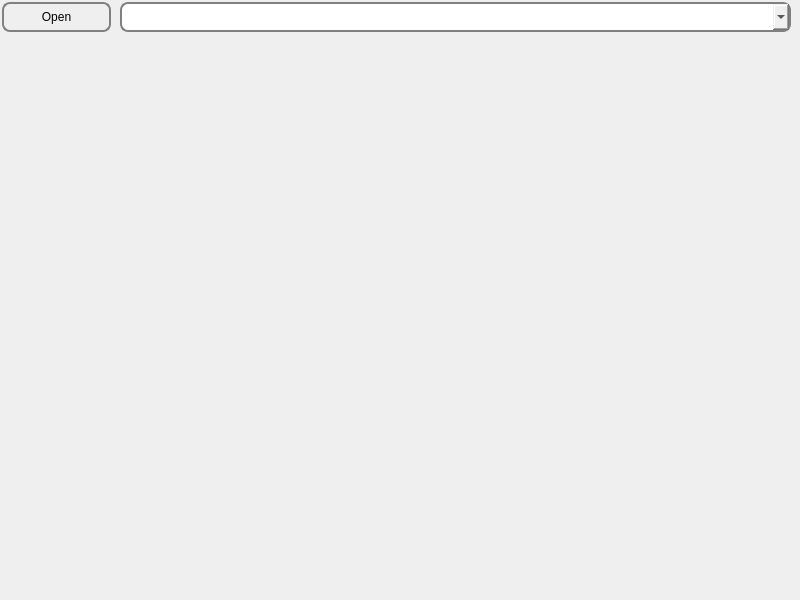
Above: src/view/s21_view.ui from AlexeyGordiychenko/scp_maze before the change. Below: the same form after it.
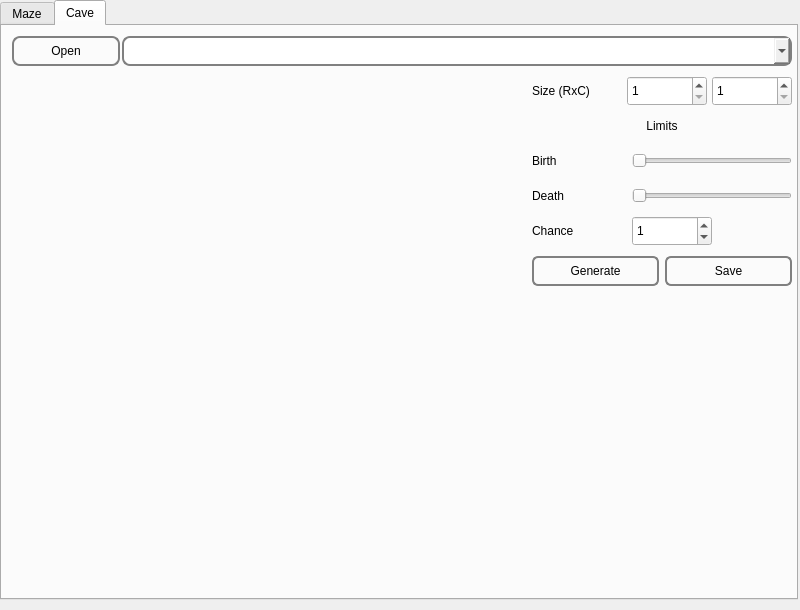
That is the form after the change. Icons and pictures are not drawn. Custom widgets are drawn as their Qt base class.

Commit message: Add UI for caves and maze generation/saving

The edit to the form file:
```diff
--- a/src/view/s21_view.ui
+++ b/src/view/s21_view.ui
@@ -7,7 +7,7 @@
     <x>0</x>
     <y>0</y>
     <width>800</width>
-    <height>600</height>
+    <height>610</height>
    </rect>
   </property>
   <property name="sizePolicy">
@@ -19,13 +19,13 @@
   <property name="minimumSize">
    <size>
     <width>800</width>
-    <height>600</height>
+    <height>610</height>
    </size>
   </property>
   <property name="maximumSize">
    <size>
     <width>800</width>
-    <height>600</height>
+    <height>610</height>
    </size>
   </property>
   <property name="windowTitle">
@@ -35,65 +35,483 @@
    <property name="minimumSize">
     <size>
      <width>800</width>
-     <height>590</height>
+     <height>600</height>
     </size>
    </property>
    <property name="maximumSize">
     <size>
      <width>800</width>
-     <height>590</height>
+     <height>600</height>
     </size>
    </property>
-   <widget class="QPushButton" name="openFile">
+   <widget class="QTabWidget" name="tabWidget">
     <property name="geometry">
      <rect>
-      <x>2</x>
-      <y>2</y>
-      <width>109</width>
-      <height>30</height>
+      <x>0</x>
+      <y>0</y>
+      <width>798</width>
+      <height>600</height>
      </rect>
     </property>
-    <property name="styleSheet">
-     <string notr="true">QPushButton {
+    <property name="currentIndex">
+     <number>1</number>
+    </property>
+    <widget class="QWidget" name="mazeTab">
+     <attribute name="title">
+      <string>Maze</string>
+     </attribute>
+     <widget class="QComboBox" name="mazeFilePath">
+      <property name="geometry">
+       <rect>
+        <x>120</x>
+        <y>10</y>
+        <width>670</width>
+        <height>30</height>
+       </rect>
+      </property>
+      <property name="styleSheet">
+       <string notr="true">QComboBox{
    border: 2px solid gray;
   border-radius: 8px;
 }</string>
-    </property>
-    <property name="text">
-     <string>Open</string>
-    </property>
-    <property name="default">
-     <bool>true</bool>
-    </property>
-   </widget>
-   <widget class="QComboBox" name="filePath">
-    <property name="geometry">
-     <rect>
-      <x>120</x>
-      <y>2</y>
-      <width>671</width>
-      <height>30</height>
-     </rect>
-    </property>
-    <property name="styleSheet">
-     <string notr="true">QComboBox{
+      </property>
+      <property name="currentText">
+       <string/>
+      </property>
+     </widget>
+     <widget class="s21::MazeWidget" name="mazeWidget" native="true">
+      <property name="geometry">
+       <rect>
+        <x>10</x>
+        <y>48</y>
+        <width>504</width>
+        <height>504</height>
+       </rect>
+      </property>
+     </widget>
+     <widget class="QPushButton" name="mazeOpenFile">
+      <property name="geometry">
+       <rect>
+        <x>10</x>
+        <y>10</y>
+        <width>108</width>
+        <height>30</height>
+       </rect>
+      </property>
+      <property name="styleSheet">
+       <string notr="true">QPushButton {
    border: 2px solid gray;
   border-radius: 8px;
 }</string>
-    </property>
-    <property name="currentText">
-     <string/>
-    </property>
-   </widget>
-   <widget class="s21::MazeWidget" name="mazeWidget" native="true">
-    <property name="geometry">
-     <rect>
-      <x>150</x>
-      <y>65</y>
-      <width>504</width>
-      <height>504</height>
-     </rect>
-    </property>
+      </property>
+      <property name="text">
+       <string>Open</string>
+      </property>
+      <property name="icon">
+       <iconset theme="folder-open">
+        <normaloff>.</normaloff>.</iconset>
+      </property>
+      <property name="default">
+       <bool>true</bool>
+      </property>
+     </widget>
+     <widget class="QLabel" name="mazeSizeLabel">
+      <property name="geometry">
+       <rect>
+        <x>530</x>
+        <y>50</y>
+        <width>90</width>
+        <height>30</height>
+       </rect>
+      </property>
+      <property name="text">
+       <string>Size (RxC)</string>
+      </property>
+     </widget>
+     <widget class="QDoubleSpinBox" name="mazeNumRows">
+      <property name="geometry">
+       <rect>
+        <x>625</x>
+        <y>50</y>
+        <width>80</width>
+        <height>30</height>
+       </rect>
+      </property>
+      <property name="decimals">
+       <number>0</number>
+      </property>
+      <property name="minimum">
+       <double>1.000000000000000</double>
+      </property>
+      <property name="maximum">
+       <double>50.000000000000000</double>
+      </property>
+      <property name="value">
+       <double>1.000000000000000</double>
+      </property>
+     </widget>
+     <widget class="QDoubleSpinBox" name="mazeNumCols">
+      <property name="geometry">
+       <rect>
+        <x>710</x>
+        <y>50</y>
+        <width>80</width>
+        <height>30</height>
+       </rect>
+      </property>
+      <property name="decimals">
+       <number>0</number>
+      </property>
+      <property name="minimum">
+       <double>1.000000000000000</double>
+      </property>
+      <property name="maximum">
+       <double>50.000000000000000</double>
+      </property>
+      <property name="value">
+       <double>1.000000000000000</double>
+      </property>
+     </widget>
+     <widget class="QPushButton" name="mazeGenerateBtn">
+      <property name="geometry">
+       <rect>
+        <x>530</x>
+        <y>90</y>
+        <width>127</width>
+        <height>30</height>
+       </rect>
+      </property>
+      <property name="styleSheet">
+       <string notr="true">QPushButton {
+   border: 2px solid gray;
+  border-radius: 6px;
+}</string>
+      </property>
+      <property name="text">
+       <string>Generate</string>
+      </property>
+      <property name="icon">
+       <iconset theme="system-run">
+        <normaloff>.</normaloff>.</iconset>
+      </property>
+      <property name="default">
+       <bool>true</bool>
+      </property>
+     </widget>
+     <widget class="QPushButton" name="mazeSave">
+      <property name="geometry">
+       <rect>
+        <x>663</x>
+        <y>90</y>
+        <width>127</width>
+        <height>30</height>
+       </rect>
+      </property>
+      <property name="styleSheet">
+       <string notr="true">QPushButton {
+   border: 2px solid gray;
+  border-radius: 6px;
+}</string>
+      </property>
+      <property name="text">
+       <string>Save</string>
+      </property>
+      <property name="icon">
+       <iconset theme="document-save">
+        <normaloff>.</normaloff>.</iconset>
+      </property>
+      <property name="default">
+       <bool>true</bool>
+      </property>
+     </widget>
+    </widget>
+    <widget class="QWidget" name="caveTab">
+     <attribute name="title">
+      <string>Cave</string>
+     </attribute>
+     <widget class="QComboBox" name="caveFilePath">
+      <property name="geometry">
+       <rect>
+        <x>120</x>
+        <y>10</y>
+        <width>670</width>
+        <height>30</height>
+       </rect>
+      </property>
+      <property name="styleSheet">
+       <string notr="true">QComboBox{
+   border: 2px solid gray;
+  border-radius: 8px;
+}</string>
+      </property>
+      <property name="currentText">
+       <string/>
+      </property>
+     </widget>
+     <widget class="QPushButton" name="caveGenerateBtn">
+      <property name="geometry">
+       <rect>
+        <x>530</x>
+        <y>230</y>
+        <width>127</width>
+        <height>30</height>
+       </rect>
+      </property>
+      <property name="styleSheet">
+       <string notr="true">QPushButton {
+   border: 2px solid gray;
+  border-radius: 6px;
+}</string>
+      </property>
+      <property name="text">
+       <string>Generate</string>
+      </property>
+      <property name="icon">
+       <iconset theme="system-run">
+        <normaloff>.</normaloff>.</iconset>
+      </property>
+      <property name="default">
+       <bool>true</bool>
+      </property>
+     </widget>
+     <widget class="QPushButton" name="caveSave">
+      <property name="geometry">
+       <rect>
+        <x>663</x>
+        <y>230</y>
+        <width>127</width>
+        <height>30</height>
+       </rect>
+      </property>
+      <property name="styleSheet">
+       <string notr="true">QPushButton {
+   border: 2px solid gray;
+  border-radius: 6px;
+}</string>
+      </property>
+      <property name="text">
+       <string>Save</string>
+      </property>
+      <property name="icon">
+       <iconset theme="document-save">
+        <normaloff>.</normaloff>.</iconset>
+      </property>
+      <property name="default">
+       <bool>true</bool>
+      </property>
+     </widget>
+     <widget class="QLabel" name="caveSizeLabel">
+      <property name="geometry">
+       <rect>
+        <x>530</x>
+        <y>50</y>
+        <width>90</width>
+        <height>30</height>
+       </rect>
+      </property>
+      <property name="text">
+       <string>Size (RxC)</string>
+      </property>
+     </widget>
+     <widget class="s21::CaveWidget" name="caveWidget" native="true">
+      <property name="geometry">
+       <rect>
+        <x>10</x>
+        <y>48</y>
+        <width>504</width>
+        <height>504</height>
+       </rect>
+      </property>
+     </widget>
+     <widget class="QPushButton" name="caveOpenFile">
+      <property name="geometry">
+       <rect>
+        <x>10</x>
+        <y>10</y>
+        <width>108</width>
+        <height>30</height>
+       </rect>
+      </property>
+      <property name="styleSheet">
+       <string notr="true">QPushButton {
+   border: 2px solid gray;
+  border-radius: 8px;
+}</string>
+      </property>
+      <property name="text">
+       <string>Open</string>
+      </property>
+      <property name="icon">
+       <iconset theme="folder-open">
+        <normaloff>.</normaloff>.</iconset>
+      </property>
+      <property name="default">
+       <bool>true</bool>
+      </property>
+     </widget>
+     <widget class="QDoubleSpinBox" name="caveNumCols">
+      <property name="geometry">
+       <rect>
+        <x>710</x>
+        <y>50</y>
+        <width>80</width>
+        <height>30</height>
+       </rect>
+      </property>
+      <property name="decimals">
+       <number>0</number>
+      </property>
+      <property name="minimum">
+       <double>1.000000000000000</double>
+      </property>
+      <property name="maximum">
+       <double>50.000000000000000</double>
+      </property>
+      <property name="value">
+       <double>1.000000000000000</double>
+      </property>
+     </widget>
+     <widget class="QDoubleSpinBox" name="caveNumRows">
+      <property name="geometry">
+       <rect>
+        <x>625</x>
+        <y>50</y>
+        <width>80</width>
+        <height>30</height>
+       </rect>
+      </property>
+      <property name="buttonSymbols">
+       <enum>QAbstractSpinBox::UpDownArrows</enum>
+      </property>
+      <property name="decimals">
+       <number>0</number>
+      </property>
+      <property name="minimum">
+       <double>1.000000000000000</double>
+      </property>
+      <property name="maximum">
+       <double>50.000000000000000</double>
+      </property>
+      <property name="value">
+       <double>1.000000000000000</double>
+      </property>
+     </widget>
+     <widget class="ValueSlider" name="horizontalSlider">
+      <property name="geometry">
+       <rect>
+        <x>630</x>
+        <y>125</y>
+        <width>160</width>
+        <height>20</height>
+       </rect>
+      </property>
+      <property name="maximum">
+       <number>7</number>
+      </property>
+      <property name="orientation">
+       <enum>Qt::Horizontal</enum>
+      </property>
+     </widget>
+     <widget class="QLabel" name="caveSizeLabel_2">
+      <property name="geometry">
+       <rect>
+        <x>530</x>
+        <y>85</y>
+        <width>260</width>
+        <height>30</height>
+       </rect>
+      </property>
+      <property name="text">
+       <string>Limits</string>
+      </property>
+      <property name="alignment">
+       <set>Qt::AlignCenter</set>
+      </property>
+     </widget>
+     <widget class="QLabel" name="caveSizeLabel_3">
+      <property name="geometry">
+       <rect>
+        <x>530</x>
+        <y>120</y>
+        <width>90</width>
+        <height>30</height>
+       </rect>
+      </property>
+      <property name="text">
+       <string>Birth</string>
+      </property>
+     </widget>
+     <widget class="QLabel" name="caveSizeLabel_4">
+      <property name="geometry">
+       <rect>
+        <x>530</x>
+        <y>155</y>
+        <width>90</width>
+        <height>30</height>
+       </rect>
+      </property>
+      <property name="text">
+       <string>Death</string>
+      </property>
+     </widget>
+     <widget class="ValueSlider" name="horizontalSlider_2">
+      <property name="geometry">
+       <rect>
+        <x>630</x>
+        <y>160</y>
+        <width>160</width>
+        <height>20</height>
+       </rect>
+      </property>
+      <property name="maximum">
+       <number>7</number>
+      </property>
+      <property name="orientation">
+       <enum>Qt::Horizontal</enum>
+      </property>
+     </widget>
+     <widget class="QLabel" name="caveSizeLabel_5">
+      <property name="geometry">
+       <rect>
+        <x>530</x>
+        <y>190</y>
+        <width>90</width>
+        <height>30</height>
+       </rect>
+      </property>
+      <property name="toolTip">
+       <string>The probability that a cell is alive at the initialization of a cave</string>
+      </property>
+      <property name="text">
+       <string>Chance</string>
+      </property>
+     </widget>
+     <widget class="QDoubleSpinBox" name="caveNumRows_2">
+      <property name="geometry">
+       <rect>
+        <x>630</x>
+        <y>190</y>
+        <width>80</width>
+        <height>30</height>
+       </rect>
+      </property>
+      <property name="buttonSymbols">
+       <enum>QAbstractSpinBox::UpDownArrows</enum>
+      </property>
+      <property name="decimals">
+       <number>0</number>
+      </property>
+      <property name="minimum">
+       <double>0.000000000000000</double>
+      </property>
+      <property name="maximum">
+       <double>100.000000000000000</double>
+      </property>
+      <property name="value">
+       <double>1.000000000000000</double>
+      </property>
+     </widget>
+    </widget>
    </widget>
   </widget>
  </widget>
@@ -104,6 +522,17 @@
    <header>./view/s21_maze_widget.h</header>
    <container>1</container>
   </customwidget>
+  <customwidget>
+   <class>ValueSlider</class>
+   <extends>QSlider</extends>
+   <header>./view/s21_value_slider.h</header>
+  </customwidget>
+  <customwidget>
+   <class>s21::CaveWidget</class>
+   <extends>QWidget</extends>
+   <header>./view/s21_cave_widget.h</header>
+   <container>1</container>
+  </customwidget>
  </customwidgets>
  <tabstops>
   <tabstop>filePath</tabstop>
```
Left out of the diff: 4 changed lines with no effect on the pictures. The commit also changes 5 other files.
